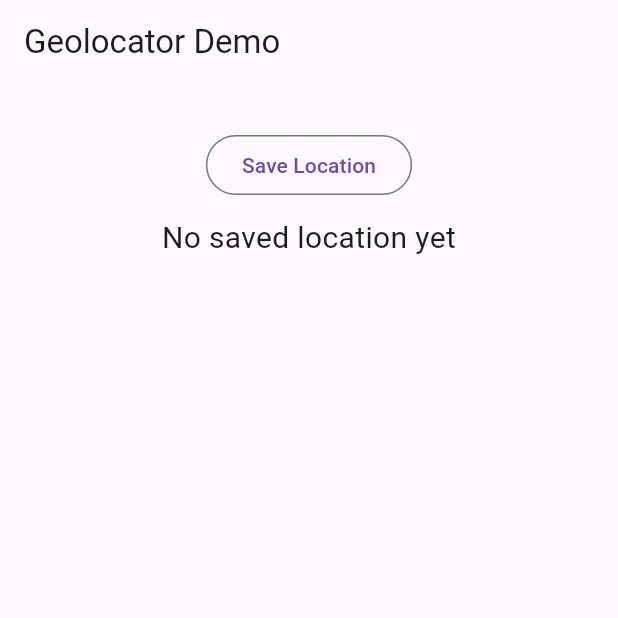
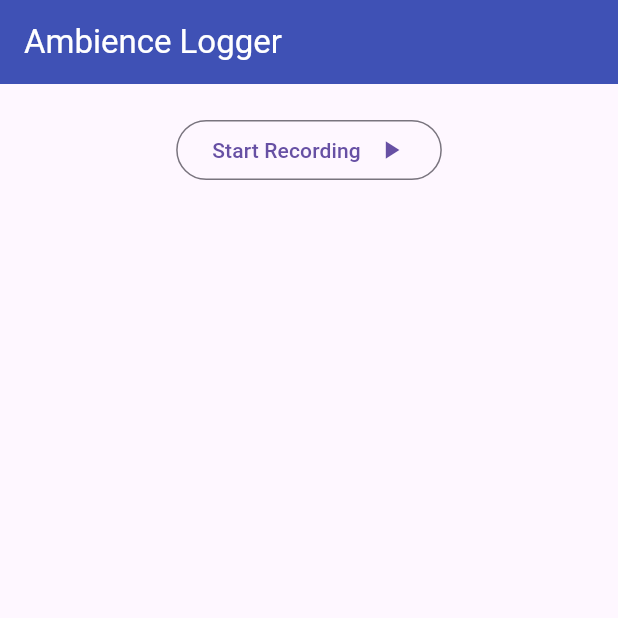
Before and after one commit to vince-ilagan/vince-ilagan-exer07, a Flutter app: the screen it shows after launch, on a phone screen of 412 x 824 dp, the top half of it. Run offline on Flutter 3.47's test engine with Material 3 defaults, Android fonts, the phone set to English and light mode, and no system bars; our stand-ins replace audioplayers, geolocator, permission_handler, sensors_plus; missing offline and left inert: record.

Commit message:
feat: layout of page

```diff
--- a/ambience_logger/lib/main.dart
+++ b/ambience_logger/lib/main.dart
@@ -1,6 +1,14 @@
 import 'dart:async';
 import 'package:flutter/material.dart';
+import 'package:provider/provider.dart';
 import 'package:geolocator/geolocator.dart';
+import 'package:permission_handler/permission_handler.dart';
+import 'dart:math';
+import 'package:sensors_plus/sensors_plus.dart';
+import 'package:path_provider/path_provider.dart';
+import 'dart:io';
+import 'package:record/record.dart';
+import 'package:audioplayers/audioplayers.dart';
 
 class Coordinates {
   double latitude;
@@ -20,7 +28,8 @@ class MyApp extends StatelessWidget {
   Widget build(BuildContext context) {
     return MaterialApp(
       theme: ThemeData(primarySwatch: Colors.blue),
-      home: const MyHomePage(title: 'Geolocator Demo'),
+      home: const MyHomePage(title: 'Ambience Logger'),
+      debugShowCheckedModeBanner: false,
     );
   }
 }
@@ -46,30 +55,29 @@ class _MyHomePageState extends State<MyHomePage> {
   @override
   Widget build(BuildContext context) {
     return Scaffold(
-      appBar: AppBar(title: Text(widget.title)),
-      body: Padding(
-        padding: EdgeInsets.all(30),
-        child: Center(
-          child: Column(
-            crossAxisAlignment: CrossAxisAlignment.center,
-            children: [
-              OutlinedButton(
-                onPressed: getLocation,
-                child: Text("Save Location"),
+      appBar: AppBar(
+        title: Text(widget.title, style: TextStyle(color: Colors.white)),
+        backgroundColor: Colors.indigo,
+      ),
+      body: Column(
+        children: [
+          const SizedBox(height: 20),
+          Center(
+            child: OutlinedButton(
+              onPressed: () {
+                //recording code goes here
+              },
+              child: const Row(
+                mainAxisSize: MainAxisSize.min,
+                children: [
+                  Text('Start Recording'),
+                  SizedBox(width: 10),
+                  Icon(Icons.play_arrow, size: 20),
+                ],
               ),
-              Padding(
-                padding: EdgeInsets.symmetric(vertical: 10),
-                child: Text(
-                  location == null
-                      ? 'No saved location yet'
-                      : 'You are located at:\n (${location?.latitude}, ${location?.longitude})',
-                  style: TextStyle(fontSize: 20),
-                  textAlign: TextAlign.center,
-                ),
-              ),
-            ],
+            ),
           ),
-        ),
+        ],
       ),
     );
   }
```
